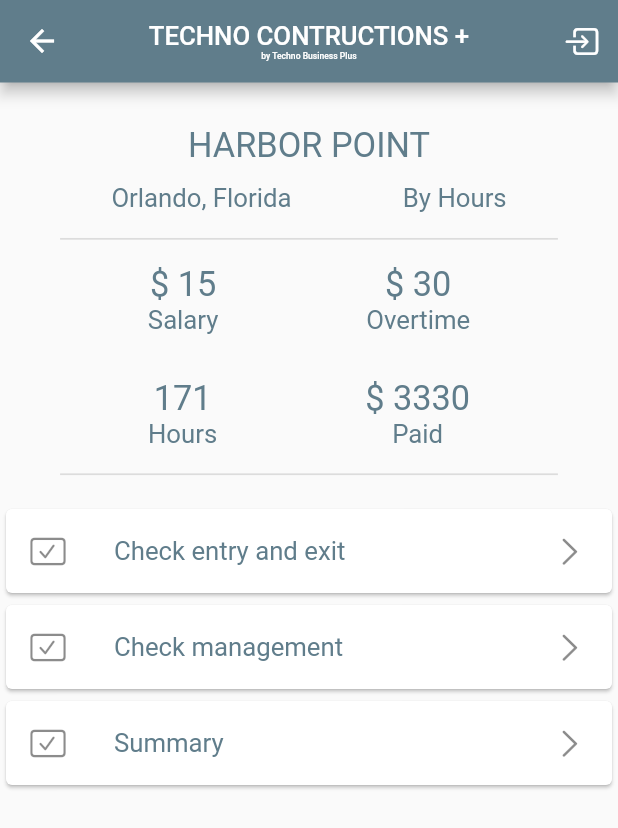
After one commit to LucatonyRaudales/TCP-Workers, a Flutter app: the JobPage screen opened directly, on a phone screen of 412 x 824 dp. The commit adds this screen. Shown: the top 828 px of the screen. Run offline on Flutter 3.47's test engine with Material 2 defaults, Android fonts, the phone set to English and light mode, and no system bars; our stand-ins replace flutter_screenutil, get, numberpicker, rounded_loading_button; missing offline and left inert: time_range_picker.

Commit message:
making Checking UI

```diff
--- /dev/null
+++ b/lib/app/common/appbar.dart
@@ -0,0 +1,26 @@
+import 'package:flutter/cupertino.dart';
+import 'package:flutter/material.dart';
+import 'package:tcp_workers/app/Style/Colors.dart';
+import 'package:tcp_workers/app/Style/text.dart';
+
+class MyAppBar extends StatelessWidget implements PreferredSizeWidget {
+  @override
+  Size get preferredSize => const Size.fromHeight(55);
+
+  @override
+  Widget build(BuildContext context) {
+    return  AppBar(
+      title: new Column(children:[
+        Text('Techno contructions +'.toUpperCase(), style: subTitleWhiteFont),
+        Text('by Techno Business Plus', style:minimalWhiteFont)
+      ]),
+      centerTitle: true,
+      backgroundColor: main_color,
+      primary: true,
+      actions:[
+        new IconButton(
+          icon: Icon(CupertinoIcons.square_arrow_right), onPressed: ()=> print('salio'))
+      ]
+    );
+  }
+}
--- a/lib/app/common/home_card.dart
+++ b/lib/app/common/home_card.dart
@@ -9,15 +9,18 @@ class HomeCard extends StatelessWidget {
   final String text;
   final String number;
   final IconData icon;
+  final Function function;
   HomeCard({
     @required this.text,
     @required this.number,
-    @required this.icon
+    @required this.icon,
+    @required this.function
   });
 
   @override
   Widget build(BuildContext context) {
     return InkWell(
+      onTap: function,
       child: Container(
         height: Get.height / 3,
         padding: EdgeInsets.only(top:15.sp),
--- /dev/null
+++ b/lib/app/views/Job/Job_page.dart
@@ -0,0 +1,143 @@
+import 'package:flutter/cupertino.dart';
+import 'package:flutter/material.dart';
+import 'package:get/get.dart';
+import 'package:get/get_state_manager/get_state_manager.dart';
+import 'package:tcp_workers/app/Style/text.dart';
+import 'package:tcp_workers/app/common/appbar.dart';
+import 'package:flutter_screenutil/flutter_screenutil.dart';
+import 'Checks/checking_page.dart';
+import 'job_controller.dart';
+
+class JobPage extends StatelessWidget {
+  const JobPage({Key key}) : super(key: key);
+
+  @override
+  Widget build(BuildContext context) {
+    return GetBuilder<JobCtrl>(
+      builder: (ctrl)=> Scaffold(
+        appBar: MyAppBar(),
+        body: SingleChildScrollView(
+          child: Padding(
+            padding: EdgeInsets.symmetric(vertical: 25.ssp),
+            child: new Column(children: [
+              dataView(),
+              _buttonCards()
+            ],),
+          ),
+        )
+      ));
+  }
+
+  Widget dataView(){
+    return new Container(
+      width: Get.width,
+      height: 220.sp,
+      child: Column(
+        children: [
+          new Text('Harbor point'.toUpperCase(), style: titleFont),
+          SizedBox(height: 10.sp,),
+          new Row(
+            mainAxisAlignment: MainAxisAlignment.spaceEvenly,
+            children: [
+
+            new Text('Orlando, Florida', style: subTitleFont),
+
+            new Text('By Hours', style: subTitleFont),
+          ],),
+
+
+        Divider(
+          height: 30.sp,
+          indent: 35.sp,
+          endIndent: 35.sp,
+          thickness: 1.sp,
+        ),
+
+        dataColumn(
+          data1: '15',
+          title1: 'Salary',
+          money1: true,
+          data2: '30',
+          title2: 'Overtime',
+          money2: true,
+        ),
+        SizedBox(height:25.sp),
+        dataColumn(
+          data1: '171',
+          title1: 'Hours',
+          money1: false,
+          data2: '3330',
+          title2: 'Paid',
+          money2: true
+        ),
+
+        Divider(
+          height: 30.sp,
+          indent: 35.sp,
+          endIndent: 35.sp,
+          thickness: 1.sp,
+        ),
+
+      ],)
+    );
+  }
+
+  Widget dataColumn({
+    String data1,
+    String title1,
+    bool money1 = false,
+    String data2,
+    String title2,
+    bool money2 = false
+  }){
+    return Row(
+      mainAxisAlignment: MainAxisAlignment.spaceEvenly,
+      children: [
+            Column(
+              crossAxisAlignment: CrossAxisAlignment.center,
+              children:[
+              new Text(money1 ? '\$ ' + data1 : data1, style: titleFont),
+              new Text(title1, style: subTitleFont)
+            ]),
+
+            Column(children:[
+              new Text(money2 ? '\$ ' + data2 : data2, style: titleFont),
+              new Text(title2, style: subTitleFont)
+            ])
+        ],
+      );
+  }
+
+  _buttonCards(){
+    return Column(
+      children: [
+        InkWell(
+          onTap: ()=> Get.to(CheckinPage(jobName: 'Restore One'), transition: Transition.zoom),
+          child: Card(
+            child: ListTile(
+              leading: new Icon(CupertinoIcons.checkmark_rectangle),
+              title: new Text('Check entry and exit', style: subTitleFont,),
+              trailing: new Icon(CupertinoIcons.chevron_right),
+            ),
+          )
+        ),
+
+        Card(
+          child: ListTile(
+            leading: new Icon(CupertinoIcons.checkmark_rectangle),
+            title: new Text('Check management', style: subTitleFont,),
+            trailing: new Icon(CupertinoIcons.chevron_right),
+          ),
+        ),
+
+        Card(
+          child: ListTile(
+            leading: new Icon(CupertinoIcons.checkmark_rectangle),
+            title: new Text('Summary', style: subTitleFont,),
+            trailing: new Icon(CupertinoIcons.chevron_right),
+          ),
+        ),
+      ],
+    );
+  }
+}
--- a/lib/app/views/signIn/Login_page.dart
+++ b/lib/app/views/signIn/Login_page.dart
@@ -1,5 +1,3 @@
-import 'dart:async';
-import 'package:flutter/gestures.dart';
 import 'package:flutter_screenutil/flutter_screenutil.dart';
 import 'package:flutter/material.dart';
 import 'package:get/get.dart';
--- a/pubspec.yaml
+++ b/pubspec.yaml
@@ -15,6 +15,8 @@ dependencies:
   flutter_screenutil: ^4.0.3+2
   cupertino_icons: ^1.0.2
   http: ^0.12.2
+  time_range_picker: ^1.1.1
+  numberpicker: ^1.3.0
 
 dev_dependencies:
   flutter_test:
```
Also changed, not shown: lib/app/common/drawer.dart (added, +90 -0 lines), lib/app/common/textFormField.dart (+5 -10 lines), lib/app/views/Home/home_page.dart (+7 -34 lines), lib/app/views/Job/Checks/checking_controller.dart (added, +20 -0 lines), lib/app/views/Job/Checks/checking_page.dart (added, +126 -0 lines), lib/app/views/Job/job_controller.dart (added, +9 -0 lines), pubspec.lock.
